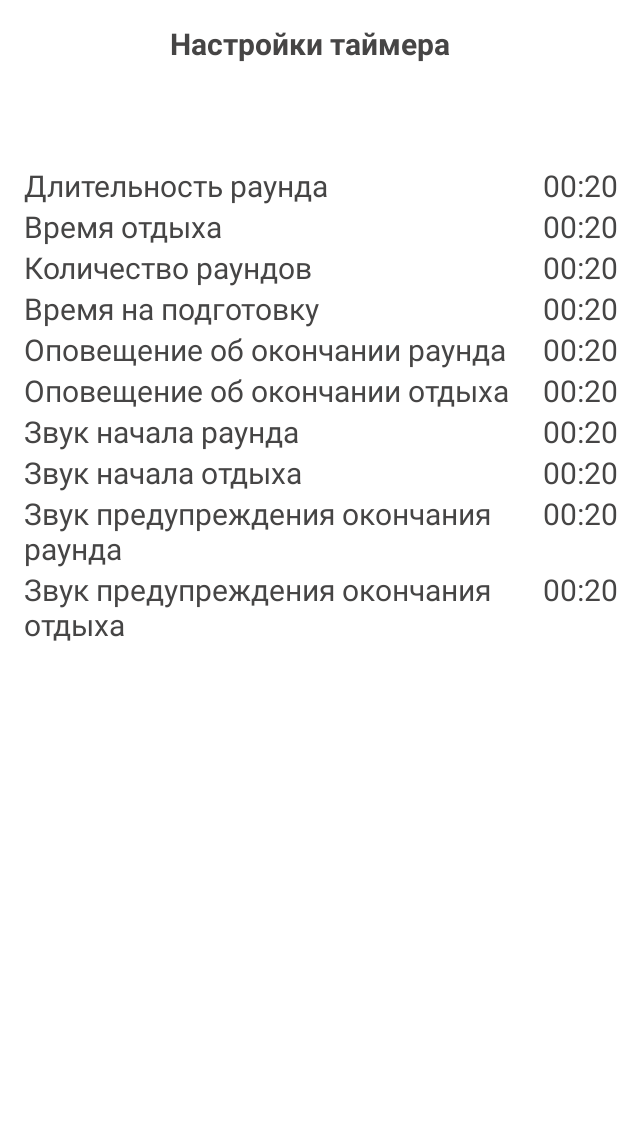
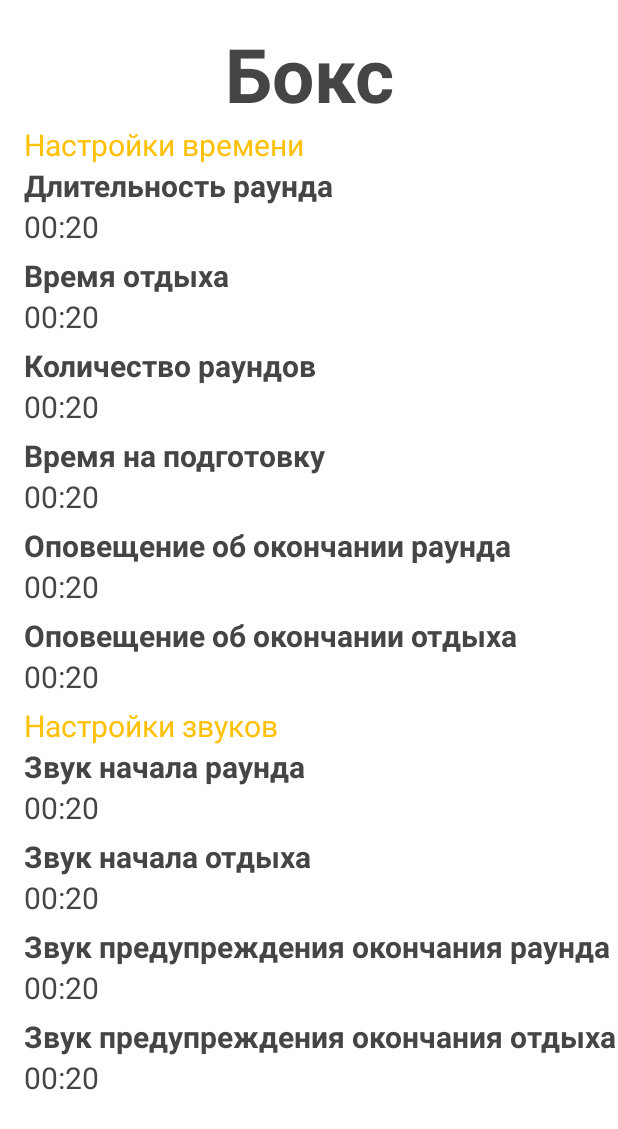
Before and after one commit to jaaliska/boxing-timer, an Android app: the EditingActivity screen opened directly, with no data from a screen before it, on a phone screen of 412 x 824 dp. Shown: the top 1129 px of the screen. Run offline under Robolectric (Android 15) with nearby library versions, the phone set to English and light mode, and no system bars; our stand-ins replace Dagger/Hilt's generated code.

Commit message:
was fixed design moments

```diff
--- a/app/src/main/res/layout/activity_editing.xml
+++ b/app/src/main/res/layout/activity_editing.xml
@@ -1,57 +1,85 @@
-<LinearLayout
-        xmlns:android="http://schemas.android.com/apk/res/android"
+<LinearLayout xmlns:android="http://schemas.android.com/apk/res/android"
         android:layout_width="match_parent"
         android:layout_height="match_parent"
         android:orientation="vertical">
 
-    <TextView
-            android:id="@+id/txt_settings_title"
-            android:layout_width="match_parent"
-            android:layout_height="wrap_content"
-            android:gravity="center"
-            android:text="@string/editing_txt_title"
-            android:textStyle="bold"
-            android:textSize="20sp"
-            android:layout_marginTop="15dp"/>
 
     <TextView
             android:id="@+id/txt_settings_timer_name"
+            android:textStyle="bold"
+            android:layout_marginTop="15dp"
             android:layout_width="match_parent"
             android:layout_height="wrap_content"
-            style="@style/text_large"
-            android:textColor="@color/colorAccent"
             android:gravity="center_horizontal"
-            android:textSize="50sp"/>
+            android:text="Бокс"
+            android:textSize="50sp" />
 
-    <include  layout="@layout/editing_fragment"
-            android:id="@+id/editing_layout_roundDuration" />
+    <ScrollView
+            android:layout_width="match_parent"
+            android:layout_height="match_parent">
 
-    <include  layout="@layout/editing_fragment"
-            android:id="@+id/editing_layout_restDuration" />
+        <LinearLayout
+                android:layout_width="match_parent"
+                android:layout_height="wrap_content"
+                android:orientation="vertical">
 
-    <include  layout="@layout/editing_fragment"
-            android:id="@+id/editing_layout_roundQuantity" />
+            <TextView
+                    android:layout_width="match_parent"
+                    android:layout_height="wrap_content"
+                    android:textColor="@color/colorAccent"
+                    android:layout_marginStart="16dp"
+                    android:text="Настройки времени"
+                    android:textSize="20dp" />
 
-    <include  layout="@layout/editing_fragment"
-            android:id="@+id/editing_layout_runUp" />
+            <include
+                    android:id="@+id/editing_layout_roundDuration"
+                    layout="@layout/editing_fragment" />
 
-    <include  layout="@layout/editing_fragment"
-            android:id="@+id/editing_layout_noticeOfEndRound" />
+            <include
+                    android:id="@+id/editing_layout_restDuration"
+                    layout="@layout/editing_fragment" />
 
-    <include  layout="@layout/editing_fragment"
-            android:id="@+id/editing_layout_noticeOfEndRest" />
+            <include
+                    android:id="@+id/editing_layout_roundQuantity"
+                    layout="@layout/editing_fragment" />
 
-    <include  layout="@layout/editing_fragment"
-            android:id="@+id/editing_layout_soundTypeOfStartRound" />
+            <include
+                    android:id="@+id/editing_layout_runUp"
+                    layout="@layout/editing_fragment" />
 
-    <include  layout="@layout/editing_fragment"
-            android:id="@+id/editing_layout_soundTypeOfStartRest" />
+            <include
+                    android:id="@+id/editing_layout_noticeOfEndRound"
+                    layout="@layout/editing_fragment" />
 
-    <include  layout="@layout/editing_fragment"
-            android:id="@+id/editing_layout_soundTypeOfEndRoundNotice" />
+            <include
+                    android:id="@+id/editing_layout_noticeOfEndRest"
+                    layout="@layout/editing_fragment" />
 
-    <include  layout="@layout/editing_fragment"
-            android:id="@+id/editing_layout_soundTypeOfEndRestNotice" />
+            <TextView
+                    android:layout_width="match_parent"
+                    android:layout_height="wrap_content"
+                    android:textColor="@color/colorAccent"
+                    android:layout_marginStart="16dp"
+                    android:text="Настройки звуков"
+                    android:textSize="20dp" />
+
+            <include
+                    android:id="@+id/editing_layout_soundTypeOfStartRound"
+                    layout="@layout/editing_fragment" />
+
+            <include
+                    android:id="@+id/editing_layout_soundTypeOfStartRest"
+                    layout="@layout/editing_fragment" />
+
+            <include
+                    android:id="@+id/editing_layout_soundTypeOfEndRoundNotice"
+                    layout="@layout/editing_fragment" />
+
+            <include
+                    android:id="@+id/editing_layout_soundTypeOfEndRestNotice"
+                    layout="@layout/editing_fragment" />
+        </LinearLayout>
+    </ScrollView>
 
 
 </LinearLayout>
--- a/app/src/main/res/layout/activity_main.xml
+++ b/app/src/main/res/layout/activity_main.xml
@@ -143,7 +143,7 @@
                 android:id="@+id/spinner_main_timer"
                 android:layout_width="match_parent"
                 android:layout_height="match_parent"
-                android:layout_marginEnd="40dp" />
+                android:layout_gravity="center_horizontal" />
     </LinearLayout>
 
     <!--
--- a/app/src/main/res/layout/activity_run.xml
+++ b/app/src/main/res/layout/activity_run.xml
@@ -46,7 +46,7 @@
 
     <ImageButton
             android:id="@+id/button_run_restart"
-            android:layout_width="90sp"
+            android:layout_width="70sp"
             android:layout_height="70sp"
             android:layout_gravity="bottom|end"
             android:scaleType="fitXY"
@@ -57,7 +57,7 @@
 
     <ImageButton
             android:id="@+id/button_run_pause"
-            android:layout_width="90sp"
+            android:layout_width="70sp"
             android:layout_height="70sp"
             android:layout_gravity="bottom|end"
             android:scaleType="fitXY"
@@ -71,7 +71,7 @@
 
     <ImageButton
             android:id="@+id/button_run_resume"
-            android:layout_width="90sp"
+            android:layout_width="70sp"
             android:layout_height="70sp"
             android:layout_gravity="bottom|end"
             android:scaleType="fitXY"
--- a/app/src/main/res/layout/activity_settings.xml
+++ b/app/src/main/res/layout/activity_settings.xml
@@ -13,30 +13,26 @@
             android:gravity="center_horizontal"
             android:text="@string/settings_txt_title_timer_selection"
             android:textSize="30sp"
-            android:textStyle="bold"
-            android:layout_weight="1"/>
+            android:textStyle="bold" />
 
 
     <ListView
             android:id="@+id/list_timers_settings"
             android:layout_width="match_parent"
-            android:layout_height="300dp"
-            android:layout_weight="5"/>
+            android:layout_height="wrap_content" />
 
     <Button
             android:id="@+id/button_new_timer_settings"
             android:layout_width="match_parent"
-            android:layout_height="35sp"
+            android:layout_height="wrap_content"
             android:gravity="center"
             android:text="@string/settings_button_create_new_timer"
-            android:textSize="25sp"
-            android:layout_weight="1"/>
+            android:textSize="25sp" />
 
     <LinearLayout
             android:layout_width="match_parent"
             android:layout_height="wrap_content"
-            android:orientation="horizontal"
-            android:layout_weight="1">
+            android:orientation="horizontal">
 
         <TextView
                 android:id="@+id/txt_settings_darkTheme"
--- a/app/src/main/res/layout/editing_fragment.xml
+++ b/app/src/main/res/layout/editing_fragment.xml
@@ -1,7 +1,7 @@
-<RelativeLayout xmlns:android="http://schemas.android.com/apk/res/android"
+<LinearLayout xmlns:android="http://schemas.android.com/apk/res/android"
         android:layout_width="match_parent"
         android:layout_height="wrap_content"
-        android:orientation="horizontal">
+        android:orientation="vertical">
 
     <TextView
             android:id="@+id/txt_editing_title"
@@ -11,8 +11,8 @@
             android:layout_marginTop="0dp"
             android:layout_marginEnd="0dp"
             android:layout_marginBottom="0dp"
-            android:layout_toStartOf="@+id/txt_editing_value"
             android:gravity="top|start"
+            android:textStyle="bold"
             android:text="Время"
             android:textSize="20sp" />
 
@@ -20,9 +20,12 @@
             android:id="@+id/txt_editing_value"
             android:layout_width="wrap_content"
             android:layout_height="wrap_content"
-            android:layout_alignParentEnd="true"
-            android:gravity="end"
+            android:layout_marginStart="16dp"
+            android:layout_marginTop="0dp"
+            android:layout_marginEnd="0dp"
+            android:layout_marginBottom="5dp"
+            android:gravity="end|center_vertical"
             android:text="00:20"
             android:textSize="20sp" />
 
-</RelativeLayout>
+</LinearLayout>
--- a/app/src/main/res/values/styles.xml
+++ b/app/src/main/res/values/styles.xml
@@ -1,33 +1,20 @@
 <resources xmlns:tools="http://schemas.android.com/tools">
 
     <style name="MyLightTheme" parent="Theme.AppCompat.Light.NoActionBar" >
-        <!--<item name="colorPrimaryDark">@color/colorAccent</item>-->
         <item name="colorAccent">@color/colorAccent</item>
         <item name="android:windowBackground">@color/colorWhite</item>
         <item name="android:textColor">@color/colorBold</item>
-        <!--<item name="android:textColorPrimary">@color/colorAccent</item>-->
         <item name="android:buttonStyle">@style/button_light</item>
-        <item name="android:imageButtonStyle">@style/imageButtonLight</item>
-
+        <item name="android:navigationBarColor">@color/colorLight</item>
+        <item name="android:colorPrimaryDark">@color/colorAccent</item>
     </style>
 
-    <style name="text_large">
-        <item name="android:textColor">@color/colorBold</item>
-        <item name="android:textStyle">bold</item>
-    </style>
-
-    <style name="spinner_light">
-        <item name="android:textColor">@color/colorBold</item>
-        <item name="android:textStyle">bold</item>
-        <item name="android:background">@drawable/orange_border</item>
-    </style>
-
-    <style name="spinner_dark">
+    <style name="MyDarkTheme" parent="Theme.AppCompat.NoActionBar" >
+        <item name="colorAccent">@color/colorAccent</item>
+        <item name="android:buttonStyle">@style/button_dark</item>
         <item name="android:textColor">@color/colorLight</item>
-        <item name="android:textStyle">bold</item>
-        <item name="android:clickable">true</item>
-        <item name="android:background">@drawable/orange_dark_border</item>
-
+        <item name="android:navigationBarColor">@color/colorBold</item>
+        <item name="android:colorPrimaryDark">@color/colorBold</item>
     </style>
 
     <style name="button_light">
@@ -38,25 +25,4 @@
         <item name="android:background">@drawable/orange_dark_border</item>
     </style>
 
-    <style name="imageButtonLight">
-        <item name="android:background">@drawable/orange_lite_border</item>
-    </style>
-
-    <style name="imageButtonDark">
-        <item name="android:background">@drawable/orange_dark_border</item>
-    </style>
-
-
-
-
-    <style name="MyDarkTheme" parent="Theme.AppCompat.NoActionBar" >
-        <item name="colorAccent">@color/colorAccent</item>
-       <!-- <item name="android:spinnerStyle">@style/spinner_dark</item>
-        <item name="android:imageButtonStyle">@style/imageButtonDark</item>
-        -->
-        <item name="android:buttonStyle">@style/button_dark</item>
-        <item name="android:textColor">@color/colorLight</item>
-
-    </style>
-
 </resources>
```
